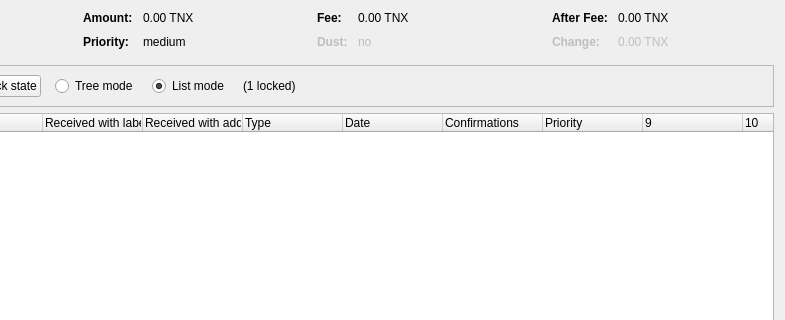
First picture: the form in src/qt/forms/coincontroldialog.ui, repository MotifyMusicGroup/Motify, before the edit; both pictures show x 169 to 954 and y 0 to 320 of the 954 by 500 pixel window.
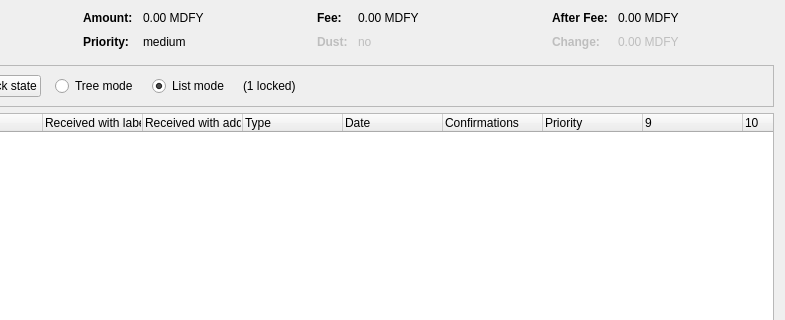
Second picture: the form after the edit. Custom widgets are drawn as their Qt base class.

Diff of the .ui file:
```diff
--- a/src/qt/forms/coincontroldialog.ui
+++ b/src/qt/forms/coincontroldialog.ui
@@ -132,7 +132,7 @@
           <enum>Qt::ActionsContextMenu</enum>
          </property>
          <property name="text">
-          <string notr="true">0.00 TNX</string>
+          <string notr="true">0.00 MDFY</string>
          </property>
          <property name="textInteractionFlags">
           <set>Qt::LinksAccessibleByMouse|Qt::TextSelectableByKeyboard|Qt::TextSelectableByMouse</set>
@@ -206,7 +206,7 @@
           <enum>Qt::ActionsContextMenu</enum>
          </property>
          <property name="text">
-          <string notr="true">0.00 TNX</string>
+          <string notr="true">0.00 MDFY</string>
          </property>
          <property name="textInteractionFlags">
           <set>Qt::LinksAccessibleByMouse|Qt::TextSelectableByKeyboard|Qt::TextSelectableByMouse</set>
@@ -286,7 +286,7 @@
           <enum>Qt::ActionsContextMenu</enum>
          </property>
          <property name="text">
-          <string notr="true">0.00 TNX</string>
+          <string notr="true">0.00 MDFY</string>
          </property>
          <property name="textInteractionFlags">
           <set>Qt::LinksAccessibleByMouse|Qt::TextSelectableByKeyboard|Qt::TextSelectableByMouse</set>
@@ -321,7 +321,7 @@
           <enum>Qt::ActionsContextMenu</enum>
          </property>
          <property name="text">
-          <string notr="true">0.00 TNX</string>
+          <string notr="true">0.00 MDFY</string>
          </property>
          <property name="textInteractionFlags">
           <set>Qt::LinksAccessibleByMouse|Qt::TextSelectableByKeyboard|Qt::TextSelectableByMouse</set>
```
